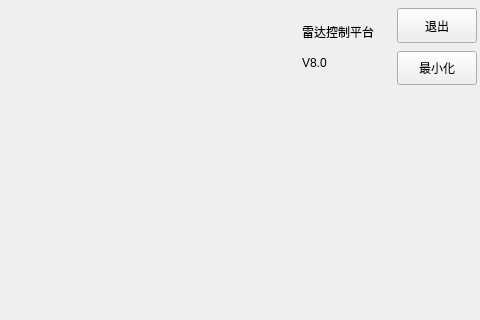
Qt form mainPanel/mainoverlayout.ui (DanielWuxiaoxiao/DispCtrl) before a commit; both pictures show x 558 to 1038 and y 0 to 320 of the 1038 by 689 pixel window.
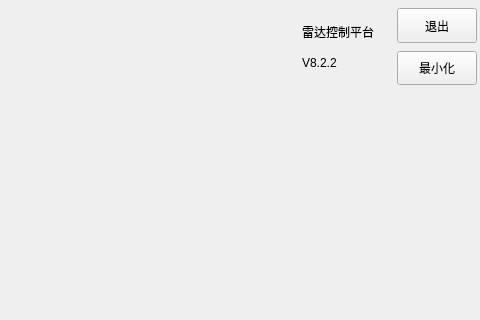
The same form after that commit. Icons and pictures are not drawn.

What changed in the file:
```diff
--- a/mainPanel/mainoverlayout.ui
+++ b/mainPanel/mainoverlayout.ui
@@ -702,7 +702,7 @@
               <item>
                <widget class="QLabel" name="SubtitleLabel">
                 <property name="text">
-                 <string>V8.0</string>
+                 <string>V8.2.2</string>
                 </property>
                </widget>
               </item>
```
Left out of the diff: 2 changed lines with no effect on the pictures.
